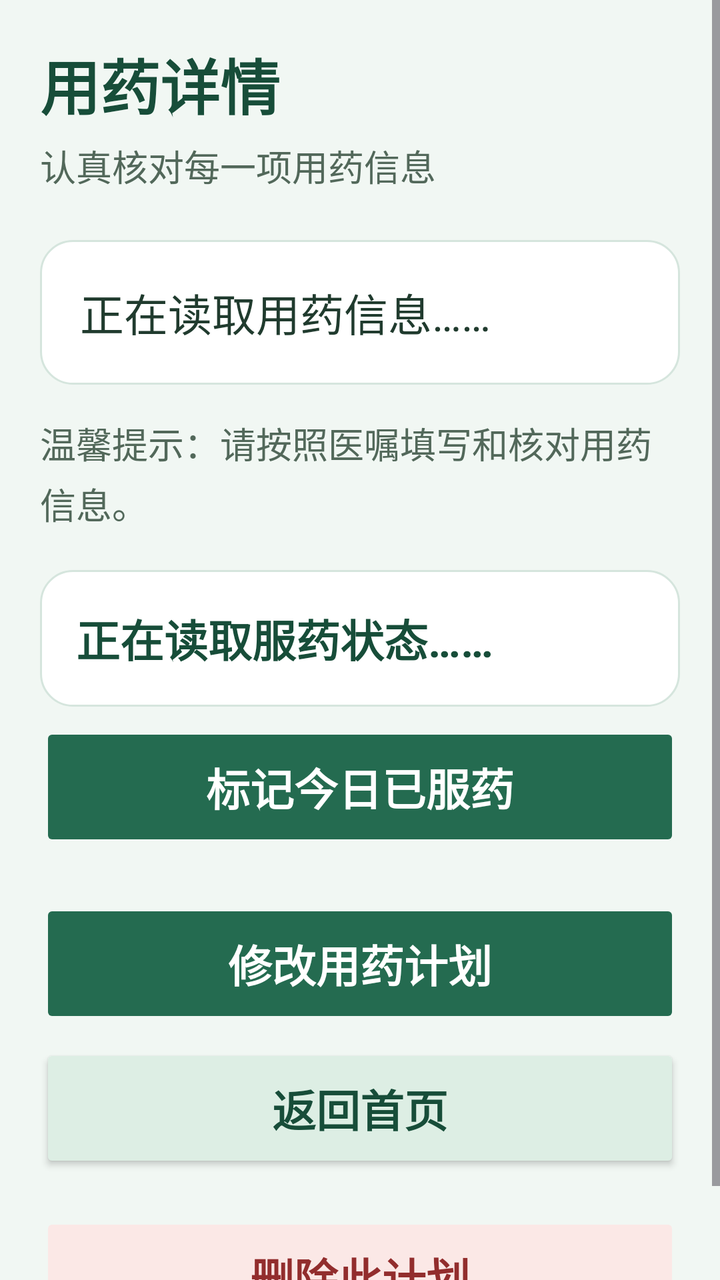
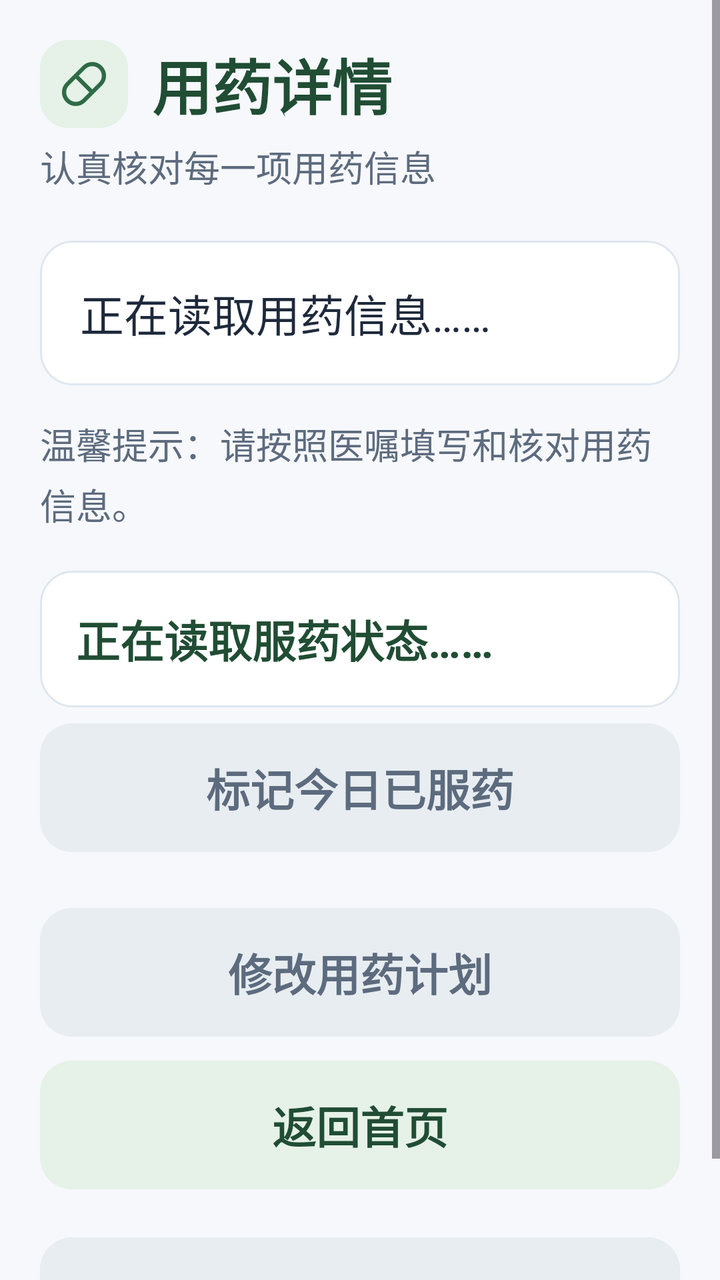

Two renders of the same Android screen: before a commit and after it. Below are the layout's source before the change and the commit's diff.
<!-- AndroidManifest.xml: application theme Theme.MedicineReminder -->
<!-- res/layout/activity_medicine_detail.xml -->
<?xml version="1.0" encoding="utf-8"?>
<ScrollView xmlns:android="http://schemas.android.com/apk/res/android"
    android:id="@+id/main"
    android:layout_width="match_parent"
    android:layout_height="match_parent"
    android:fillViewport="true"
    android:background="#F1F7F3">

    <LinearLayout
        android:layout_width="match_parent"
        android:layout_height="wrap_content"
        android:orientation="vertical"
        android:padding="20dp">

        <TextView
            android:layout_width="match_parent"
            android:layout_height="wrap_content"
            android:text="用药详情"
            android:textSize="30sp"
            android:textStyle="bold"
            android:textColor="#174D39" />

        <TextView
            android:layout_width="match_parent"
            android:layout_height="wrap_content"
            android:layout_marginTop="6dp"
            android:text="认真核对每一项用药信息"
            android:textSize="18sp"
            android:textColor="#52685A" />

        <TextView
            android:id="@+id/tvMedicineDetail"
            android:layout_width="match_parent"
            android:layout_height="wrap_content"
            android:layout_marginTop="24dp"
            android:padding="20dp"
            android:background="@drawable/bg_medicine_card"
            android:text="正在读取用药信息……"
            android:textSize="22sp"
            android:lineSpacingExtra="6dp"
            android:textColor="#203B2E" />

        <TextView
            android:layout_width="match_parent"
            android:layout_height="wrap_content"
            android:layout_marginTop="16dp"
            android:text="温馨提示：请按照医嘱填写和核对用药信息。"
            android:textSize="18sp"
            android:lineSpacingExtra="4dp"
            android:textColor="#52685A" />

        <TextView
            android:id="@+id/tvTakenStatus"
            android:layout_width="match_parent"
            android:layout_height="wrap_content"
            android:layout_marginTop="20dp"
            android:padding="18dp"
            android:background="@drawable/bg_medicine_card"
            android:text="正在读取服药状态……"
            android:textSize="22sp"
            android:textStyle="bold"
            android:textColor="#174D39"
            android:accessibilityLiveRegion="polite" />

        <Button
            android:id="@+id/btnMarkTaken"
            style="@style/MedicinePrimaryButton"
            android:layout_width="match_parent"
            android:layout_height="wrap_content"
            android:layout_marginTop="8dp"
            android:enabled="false"
            android:text="标记今日已服药" />

        <Button
            android:id="@+id/btnEditMedicine"
            style="@style/MedicinePrimaryButton"
            android:layout_width="match_parent"
            android:layout_height="wrap_content"
            android:layout_marginTop="24dp"
            android:enabled="false"
            android:text="修改用药计划" />

        <Button
            android:id="@+id/btnBack"
            style="@style/MedicineSecondaryButton"
            android:layout_width="match_parent"
            android:layout_height="wrap_content"
            android:layout_marginTop="8dp"
            android:text="返回首页" />

        <Button
            android:id="@+id/btnDeleteMedicine"
            style="@style/MedicineDeleteButton"
            android:layout_width="match_parent"
            android:layout_height="wrap_content"
            android:layout_marginTop="20dp"
            android:text="删除此计划"
            android:enabled="false" />

    </LinearLayout>
</ScrollView>
<!-- resources referenced by this layout -->
<resources>
  <!-- drawable bg_medicine_card (drawable) -->
  <?xml version="1.0" encoding="utf-8"?>
  <shape xmlns:android="http://schemas.android.com/apk/res/android"
      android:shape="rectangle">
  
      <solid android:color="#FFFFFF" />
  
      <corners android:radius="16dp" />
  
      <stroke
          android:width="1dp"
          android:color="#D5E5DD" />
  
  </shape>
  <style name="MedicineDeleteButton" parent="MedicinePrimaryButton">
          <item name="android:textColor">#922D2D</item>
          <item name="backgroundTint">#FBE8E6</item>
          <item name="android:backgroundTint">#FBE8E6</item>
      </style>
  <style name="MedicinePrimaryButton" parent="Widget.AppCompat.Button">
          <item name="android:textSize">22sp</item>
          <item name="android:textStyle">bold</item>
          <item name="android:textColor">#FFFFFF</item>
          <item name="android:textAllCaps">false</item>
          <item name="android:minHeight">60dp</item>
          <item name="android:padding">12dp</item>
          <item name="backgroundTint">#246B50</item>
          <item name="android:backgroundTint">#246B50</item>
      </style>
  <style name="MedicineSecondaryButton" parent="MedicinePrimaryButton">
          <item name="android:textColor">#174D39</item>
          <item name="backgroundTint">#DDEEE4</item>
          <item name="android:backgroundTint">#DDEEE4</item>
      </style>
  <style name="Base.Theme.MedicineReminder" parent="Theme.Material3.DayNight.NoActionBar">
          
          
      </style>
  <!-- unchanged entries left out for length: 1 -->
</resources>

<!-- the commit's change to res/layout/activity_medicine_detail.xml (unified diff, before → after) -->
@@ -1,101 +1,16 @@
-<?xml version="1.0" encoding="utf-8"?>
-<ScrollView xmlns:android="http://schemas.android.com/apk/res/android"
-    android:id="@+id/main"
-    android:layout_width="match_parent"
-    android:layout_height="match_parent"
-    android:fillViewport="true"
-    android:background="#F1F7F3">
-
-    <LinearLayout
-        android:layout_width="match_parent"
-        android:layout_height="wrap_content"
-        android:orientation="vertical"
-        android:padding="20dp">
-
-        <TextView
-            android:layout_width="match_parent"
-            android:layout_height="wrap_content"
-            android:text="用药详情"
-            android:textSize="30sp"
-            android:textStyle="bold"
-            android:textColor="#174D39" />
-
-        <TextView
-            android:layout_width="match_parent"
-            android:layout_height="wrap_content"
-            android:layout_marginTop="6dp"
-            android:text="认真核对每一项用药信息"
-            android:textSize="18sp"
-            android:textColor="#52685A" />
-
-        <TextView
-            android:id="@+id/tvMedicineDetail"
-            android:layout_width="match_parent"
-            android:layout_height="wrap_content"
-            android:layout_marginTop="24dp"
-            android:padding="20dp"
-            android:background="@drawable/bg_medicine_card"
-            android:text="正在读取用药信息……"
-            android:textSize="22sp"
-            android:lineSpacingExtra="6dp"
-            android:textColor="#203B2E" />
-
-        <TextView
-            android:layout_width="match_parent"
-            android:layout_height="wrap_content"
-            android:layout_marginTop="16dp"
-            android:text="温馨提示：请按照医嘱填写和核对用药信息。"
-            android:textSize="18sp"
-            android:lineSpacingExtra="4dp"
-            android:textColor="#52685A" />
-
-        <TextView
-            android:id="@+id/tvTakenStatus"
-            android:layout_width="match_parent"
-            android:layout_height="wrap_content"
-            android:layout_marginTop="20dp"
-            android:padding="18dp"
-            android:background="@drawable/bg_medicine_card"
-            android:text="正在读取服药状态……"
-            android:textSize="22sp"
-            android:textStyle="bold"
-            android:textColor="#174D39"
-            android:accessibilityLiveRegion="polite" />
-
-        <Button
-            android:id="@+id/btnMarkTaken"
-            style="@style/MedicinePrimaryButton"
-            android:layout_width="match_parent"
-            android:layout_height="wrap_content"
-            android:layout_marginTop="8dp"
-            android:enabled="false"
-            android:text="标记今日已服药" />
-
-        <Button
-            android:id="@+id/btnEditMedicine"
-            style="@style/MedicinePrimaryButton"
-            android:layout_width="match_parent"
-            android:layout_height="wrap_content"
-            android:layout_marginTop="24dp"
-            android:enabled="false"
-            android:text="修改用药计划" />
-
-        <Button
-            android:id="@+id/btnBack"
-            style="@style/MedicineSecondaryButton"
-            android:layout_width="match_parent"
-            android:layout_height="wrap_content"
-            android:layout_marginTop="8dp"
-            android:text="返回首页" />
-
-        <Button
-            android:id="@+id/btnDeleteMedicine"
-            style="@style/MedicineDeleteButton"
-            android:layout_width="match_parent"
-            android:layout_height="wrap_content"
-            android:layout_marginTop="20dp"
-            android:text="删除此计划"
-            android:enabled="false" />
-
+<ScrollView xmlns:android="http://schemas.android.com/apk/res/android" android:id="@+id/main" android:layout_width="match_parent" android:layout_height="match_parent" android:fillViewport="true" android:background="@color/app_background">
+  <LinearLayout android:layout_width="match_parent" android:layout_height="wrap_content" android:orientation="vertical" android:padding="20dp">
+    <LinearLayout android:layout_width="match_parent" android:layout_height="wrap_content" android:orientation="horizontal" android:gravity="center_vertical">
+      <ImageView android:layout_width="44dp" android:layout_height="44dp" android:src="@drawable/ui_ic_pill" android:padding="8dp" android:contentDescription="@null" android:importantForAccessibility="no" android:focusable="false" android:clickable="false" android:background="@drawable/bg_ui_icon" />
+      <TextView android:layout_width="0dp" android:layout_height="wrap_content" android:text="用药详情" android:textSize="30sp" android:textStyle="bold" android:textColor="@color/brand_primary_dark" android:layout_weight="1" android:layout_marginStart="12dp" />
     </LinearLayout>
+    <TextView android:layout_width="match_parent" android:layout_height="wrap_content" android:layout_marginTop="6dp" android:text="认真核对每一项用药信息" android:textSize="18sp" android:textColor="@color/app_muted" />
+    <TextView android:id="@+id/tvMedicineDetail" android:layout_width="match_parent" android:layout_height="wrap_content" android:layout_marginTop="24dp" android:padding="20dp" android:background="@drawable/bg_medicine_card" android:text="正在读取用药信息……" android:textSize="22sp" android:lineSpacingExtra="7dp" android:textColor="@color/app_ink" />
+    <TextView android:layout_width="match_parent" android:layout_height="wrap_content" android:layout_marginTop="16dp" android:text="温馨提示：请按照医嘱填写和核对用药信息。" android:textSize="18sp" android:lineSpacingExtra="4dp" android:textColor="@color/app_muted" />
+    <TextView android:id="@+id/tvTakenStatus" android:layout_width="match_parent" android:layout_height="wrap_content" android:layout_marginTop="20dp" android:padding="18dp" android:background="@drawable/bg_medicine_card" android:text="正在读取服药状态……" android:textSize="22sp" android:textStyle="bold" android:textColor="@color/brand_primary_dark" android:accessibilityLiveRegion="polite" android:lineSpacingExtra="7dp" />
+    <Button android:id="@+id/btnMarkTaken" style="@style/MedicinePrimaryButton" android:layout_width="match_parent" android:layout_height="wrap_content" android:layout_marginTop="8dp" android:enabled="false" android:text="标记今日已服药" android:drawableStart="@drawable/ui_ic_check" android:drawablePadding="10dp" android:drawableTint="#FFFFFF" />
+    <Button android:id="@+id/btnEditMedicine" style="@style/MedicinePrimaryButton" android:layout_width="match_parent" android:layout_height="wrap_content" android:layout_marginTop="24dp" android:enabled="false" android:text="修改用药计划" android:drawableStart="@drawable/ui_ic_edit" android:drawablePadding="10dp" android:drawableTint="#FFFFFF" />
+    <Button android:id="@+id/btnBack" style="@style/MedicineSecondaryButton" android:layout_width="match_parent" android:layout_height="wrap_content" android:layout_marginTop="8dp" android:text="返回首页" android:drawableStart="@drawable/ui_ic_back" android:drawablePadding="10dp" android:drawableTint="@color/brand_primary" />
+    <Button android:id="@+id/btnDeleteMedicine" style="@style/MedicineDeleteButton" android:layout_width="match_parent" android:layout_height="wrap_content" android:layout_marginTop="20dp" android:text="删除此计划" android:enabled="false" android:drawableStart="@drawable/ui_ic_delete" android:drawablePadding="10dp" android:drawableTint="@color/danger_text" />
+  </LinearLayout>
 </ScrollView>
<!-- resource entries referenced after the edit -->
@@ -1,5 +1,11 @@
 <!-- resources referenced by this layout -->
 <resources>
+  <color name="app_background">#F6F8FB</color>
+  <color name="app_ink">#1E293B</color>
+  <color name="app_muted">#5D6B7E</color>
+  <color name="brand_primary">#2E6B46</color>
+  <color name="brand_primary_dark">#204D34</color>
+  <color name="danger_text">#B42318</color>
   <!-- drawable bg_medicine_card (drawable) -->
   <?xml version="1.0" encoding="utf-8"?>
   <shape xmlns:android="http://schemas.android.com/apk/res/android"
@@ -11,33 +17,89 @@
   
       <stroke
           android:width="1dp"
-          android:color="#D5E5DD" />
+          android:color="@color/app_border" />
   
   </shape>
+  <!-- drawable bg_ui_icon (drawable) -->
+  <shape xmlns:android="http://schemas.android.com/apk/res/android"><solid android:color="@color/brand_primary_soft" /><corners android:radius="14dp" /></shape>
+  <!-- drawable ui_ic_back (drawable) -->
+  <vector xmlns:android="http://schemas.android.com/apk/res/android" android:width="24dp" android:height="24dp" android:viewportWidth="24" android:viewportHeight="24"><path android:fillColor="#00000000" android:strokeColor="@color/brand_primary" android:strokeWidth="1.8" android:strokeLineCap="round" android:strokeLineJoin="round" android:pathData="M14,5l-7,7l7,7M7,12h14" /></vector>
+  <!-- drawable ui_ic_check (drawable) -->
+  <vector xmlns:android="http://schemas.android.com/apk/res/android" android:width="24dp" android:height="24dp" android:viewportWidth="24" android:viewportHeight="24"><path android:fillColor="#00000000" android:strokeColor="@color/brand_primary" android:strokeWidth="1.8" android:strokeLineCap="round" android:strokeLineJoin="round" android:pathData="M12,2A10,10 0,1 0,12,22A10,10 0,1 0,12,2M7,12l3,3l7,-7" /></vector>
+  <!-- drawable ui_ic_delete (drawable) -->
+  <vector xmlns:android="http://schemas.android.com/apk/res/android" android:width="24dp" android:height="24dp" android:viewportWidth="24" android:viewportHeight="24"><path android:fillColor="#00000000" android:strokeColor="@color/brand_primary" android:strokeWidth="1.8" android:strokeLineCap="round" android:strokeLineJoin="round" android:pathData="M3,6h18M9,6V3h6v3M6,6l1,15h10l1,-15M10,10v7M14,10v7" /></vector>
+  <!-- drawable ui_ic_edit (drawable) -->
+  <vector xmlns:android="http://schemas.android.com/apk/res/android" android:width="24dp" android:height="24dp" android:viewportWidth="24" android:viewportHeight="24"><path android:fillColor="#00000000" android:strokeColor="@color/brand_primary" android:strokeWidth="1.8" android:strokeLineCap="round" android:strokeLineJoin="round" android:pathData="M14,5l5,5M4,20l5,-1L21,7a2,2 0,0 0,-4,-4L5,15z" /></vector>
+  <!-- drawable ui_ic_pill (drawable) -->
+  <vector xmlns:android="http://schemas.android.com/apk/res/android" android:width="24dp" android:height="24dp" android:viewportWidth="24" android:viewportHeight="24"><group android:rotation="-45" android:pivotX="12" android:pivotY="12"><path android:fillColor="#00000000" android:strokeColor="@color/brand_primary" android:strokeWidth="1.8" android:strokeLineCap="round" android:pathData="M7,7h10a5,5 0,0 1,0,10H7a5,5 0,0 1,0,-10zM12,7v10" /></group></vector>
   <style name="MedicineDeleteButton" parent="MedicinePrimaryButton">
-          <item name="android:textColor">#922D2D</item>
-          <item name="backgroundTint">#FBE8E6</item>
-          <item name="android:backgroundTint">#FBE8E6</item>
-      </style>
+      <item name="android:textColor">@color/danger_text</item>
+      <item name="backgroundTint">@null</item>
+      <item name="android:backgroundTint">@null</item>
+      <item name="android:background">@drawable/bg_ui_button_delete</item>
+      <item name="android:stateListAnimator">@null</item>
+      <item name="android:elevation">0dp</item>
+      <item name="android:layout_marginTop">8dp</item>
+      <item name="android:layout_marginBottom">4dp</item>
+    </style>
   <style name="MedicinePrimaryButton" parent="Widget.AppCompat.Button">
-          <item name="android:textSize">22sp</item>
-          <item name="android:textStyle">bold</item>
-          <item name="android:textColor">#FFFFFF</item>
-          <item name="android:textAllCaps">false</item>
-          <item name="android:minHeight">60dp</item>
-          <item name="android:padding">12dp</item>
-          <item name="backgroundTint">#246B50</item>
-          <item name="android:backgroundTint">#246B50</item>
-      </style>
+      <item name="android:textSize">22sp</item>
+      <item name="android:textStyle">bold</item>
+      <item name="android:textColor">@color/ui_button_primary_text</item>
+      <item name="android:textAllCaps">false</item>
+      <item name="android:minHeight">60dp</item>
+      <item name="android:padding">12dp</item>
+      <item name="backgroundTint">@null</item>
+      <item name="android:backgroundTint">@null</item>
+      <item name="android:background">@drawable/bg_ui_button_primary</item>
+      <item name="android:stateListAnimator">@null</item>
+      <item name="android:elevation">0dp</item>
+      <item name="android:layout_marginTop">8dp</item>
+      <item name="android:layout_marginBottom">4dp</item>
+    </style>
   <style name="MedicineSecondaryButton" parent="MedicinePrimaryButton">
-          <item name="android:textColor">#174D39</item>
-          <item name="backgroundTint">#DDEEE4</item>
-          <item name="android:backgroundTint">#DDEEE4</item>
-      </style>
-  <style name="Base.Theme.MedicineReminder" parent="Theme.Material3.DayNight.NoActionBar">
-          
-          
-      </style>
+      <item name="android:textColor">@color/brand_primary_dark</item>
+      <item name="backgroundTint">@null</item>
+      <item name="android:backgroundTint">@null</item>
+      <item name="android:background">@drawable/bg_ui_button_secondary</item>
+      <item name="android:stateListAnimator">@null</item>
+      <item name="android:elevation">0dp</item>
+      <item name="android:layout_marginTop">8dp</item>
+      <item name="android:layout_marginBottom">4dp</item>
+    </style>
+  <color name="app_border">#DEE7EE</color>
+  <color name="brand_primary_soft">#E6F1E7</color>
+  <!-- drawable bg_ui_button_delete (drawable) -->
+  <ripple xmlns:android="http://schemas.android.com/apk/res/android" android:color="@color/danger_ripple"><item><selector><item android:state_enabled="false"><shape><solid android:color="@color/app_disabled_bg" /><corners android:radius="16dp" /></shape></item><item><shape><solid android:color="@color/danger_surface" /><corners android:radius="16dp" /></shape></item></selector></item></ripple>
+  <!-- drawable bg_ui_button_primary (drawable) -->
+  <ripple xmlns:android="http://schemas.android.com/apk/res/android" android:color="#40FFFFFF"><item><selector><item android:state_enabled="false"><shape><solid android:color="@color/app_disabled_bg" /><corners android:radius="16dp" /></shape></item><item><shape><solid android:color="@color/brand_primary" /><corners android:radius="16dp" /></shape></item></selector></item></ripple>
+  <!-- drawable bg_ui_button_secondary (drawable) -->
+  <ripple xmlns:android="http://schemas.android.com/apk/res/android" android:color="@color/primary_ripple"><item><selector><item android:state_enabled="false"><shape><solid android:color="@color/app_disabled_bg" /><corners android:radius="16dp" /></shape></item><item><shape><solid android:color="@color/brand_primary_soft" /><corners android:radius="16dp" /></shape></item></selector></item></ripple>
+  <style name="Base.Theme.MedicineReminder" parent="Theme.Material3.Light.NoActionBar">
+      <item name="colorPrimary">@color/brand_primary</item>
+      <item name="colorOnPrimary">@color/brand_on_primary</item>
+      <item name="colorPrimaryContainer">@color/brand_primary_soft</item>
+      <item name="colorOnPrimaryContainer">@color/brand_primary_dark</item>
+      <item name="colorSecondary">@color/brand_secondary</item>
+      <item name="colorOnSecondary">@color/brand_on_primary</item>
+      <item name="colorSurface">@color/app_surface</item>
+      <item name="colorOnSurface">@color/app_ink</item>
+      <item name="colorOnSurfaceVariant">@color/app_muted</item>
+      <item name="colorError">@color/danger_text</item>
+      <item name="android:windowBackground">@color/app_background</item>
+      <item name="android:colorBackground">@color/app_background</item>
+      <item name="android:statusBarColor">@android:color/transparent</item>
+      <item name="android:navigationBarColor">@color/app_surface</item>
+      <item name="android:windowLightStatusBar">true</item>
+      <item name="android:windowLightNavigationBar">true</item>
+    </style>
+  <color name="danger_ripple">#20B42318</color>
+  <color name="app_disabled_bg">#E7EDF1</color>
+  <color name="danger_surface">#FEECEB</color>
+  <color name="primary_ripple">#202E6B46</color>
+  <color name="brand_on_primary">#FFFFFF</color>
+  <color name="brand_secondary">#3D7954</color>
+  <color name="app_surface">#FFFFFF</color>
   <!-- unchanged entries left out for length: 1 -->
 </resources>
 
